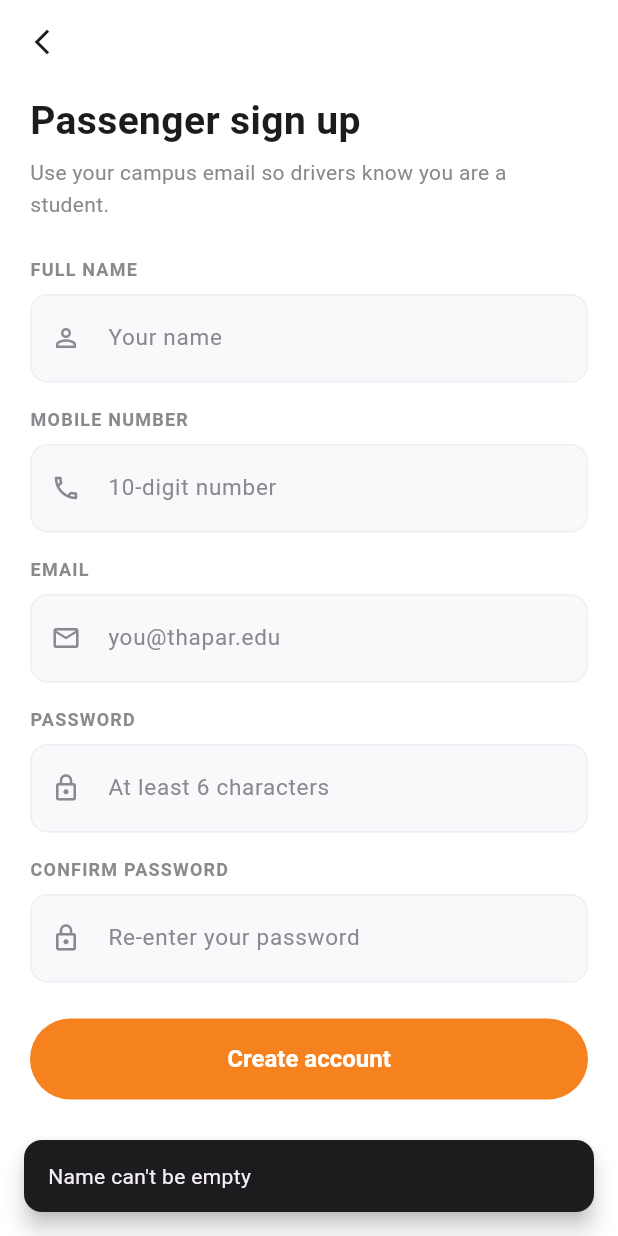
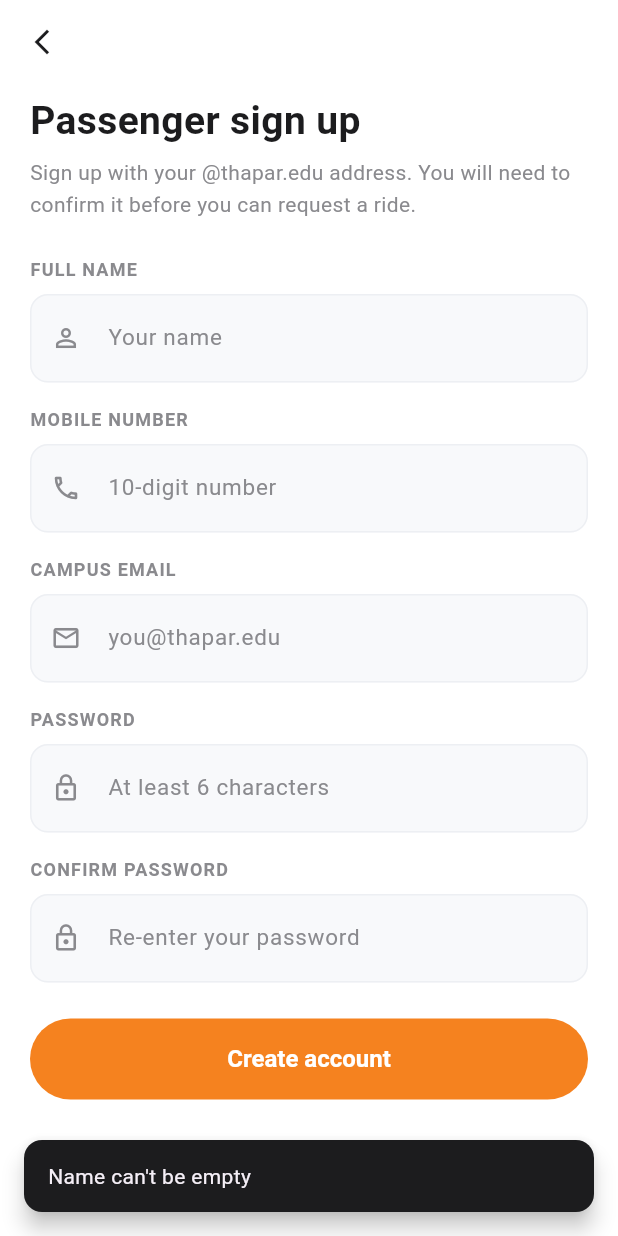
Before and after one commit to TushKum/E-Rickshaw-Thapar, a Flutter app: the customer_login screen opened directly, after a tap on "Create account", on a phone screen of 412 x 824 dp. Run offline on Flutter 3.47's test engine with Material 3 defaults, Android fonts, the phone set to English and light mode, and no system bars; our stand-ins replace cloud_firestore, firebase_auth, firebase_core, shared_preferences; missing offline and left inert: firebase_app_check; accounts and stored records are empty.

Commit message:
Restrict passenger signup to @thapar.edu, enforced in rules
Passengers must now sign up with an institute address, and must confirm it
before they can request a ride.

Drivers are deliberately exempt. Real rickshaw drivers have no @thapar.edu
address; they are onboarded by hand and verified out of band.

Enforcement is in firestore.rules, not the client. Firebase Auth mints an
account for any address and nothing stops a script calling the REST API
directly, so the check in customer.dart only fails fast for honest users —
it is not the gate.

The domain check alone would also be close to worthless: Auth never verifies
the address, so anyone could sign up as someone-else@thapar.edu. Requiring
email_verified on ride actions is what makes it real. That requirement is on
opening and accepting rides, not on profile creation, which necessarily
happens before the link is clicked.

- isThaparEmail() anchors the pattern, so thapar.edu.evil.com is refused
- passengers/{uid} create gated on the domain; drivers/{uid} untouched
- requests create and driver-accept gated on a confirmed address

Rules tests: 30 passing, up from 23. Also checked against the live project —
a @gmail.com signup is refused, an unverified student cannot open a request,
and the same account can once the address is confirmed.

```diff
--- /dev/null
+++ b/lib/campus_email.dart
@@ -0,0 +1,14 @@
+/// The institute email domain passengers must sign up with.
+///
+/// Keep in sync with isThaparEmail() in firestore.rules — this copy only
+/// exists to fail fast in the UI. The rules are the enforcement: Firebase Auth
+/// will mint an account for any address, and nothing stops someone calling the
+/// REST API directly, so a client-side check alone stops honest users only.
+const String kCampusEmailDomain = '@thapar.edu';
+
+final RegExp _campusEmail = RegExp(
+  r'^[^@\s]+@thapar\.edu$',
+  caseSensitive: false,
+);
+
+bool isThaparEmail(String email) => _campusEmail.hasMatch(email.trim());
--- a/lib/screens/customer.dart
+++ b/lib/screens/customer.dart
@@ -5,6 +5,7 @@ import 'package:erickshaw/screens/login.dart';
 import 'package:firebase_auth/firebase_auth.dart';
 import 'package:flutter/material.dart';
 
+import '../campus_email.dart';
 import '../database.dart';
 import '../theme/app_theme.dart';
 import '../widgets/widget.dart';
@@ -50,7 +51,11 @@ class _customer_loginState extends State<customer_login> {
     if (_number.text.isEmpty) return "Number can't be empty";
     if (_number.text.length != 10) return 'Enter a 10-digit mobile number';
     if (_email.text.trim().isEmpty) return "Email can't be empty";
+    if (!isThaparEmail(_email.text)) {
+      return 'Use your $kCampusEmailDomain address to sign up';
+    }
     if (_password.text.isEmpty) return "Password can't be empty";
+    if (_password.text.length < 6) return 'Password must be at least 6 characters';
     if (_confirmpassword.text.isEmpty) return 'Confirm your password';
     if (_confirmpassword.text != _password.text) return "Passwords don't match";
     return null;
@@ -111,7 +116,9 @@ class _customer_loginState extends State<customer_login> {
         children: [
           const Text('Passenger sign up', style: AppText.display),
           const SizedBox(height: AppSpacing.sm),
-          const Text('Use your campus email so drivers know you are a student.',
+          const Text(
+              'Sign up with your $kCampusEmailDomain address. You will need to '
+              'confirm it before you can request a ride.',
               style: AppText.bodyMuted),
           const SizedBox(height: AppSpacing.lg),
           AppTextField(
@@ -130,8 +137,8 @@ class _customer_loginState extends State<customer_login> {
           ),
           const SizedBox(height: AppSpacing.md),
           AppTextField(
-            label: 'Email',
-            hint: 'you@thapar.edu',
+            label: 'Campus email',
+            hint: 'you$kCampusEmailDomain',
             controller: _email,
             keyboardType: TextInputType.emailAddress,
             prefixIcon: Icons.mail_outline,
```
Also changed, not shown: 2 other files.
